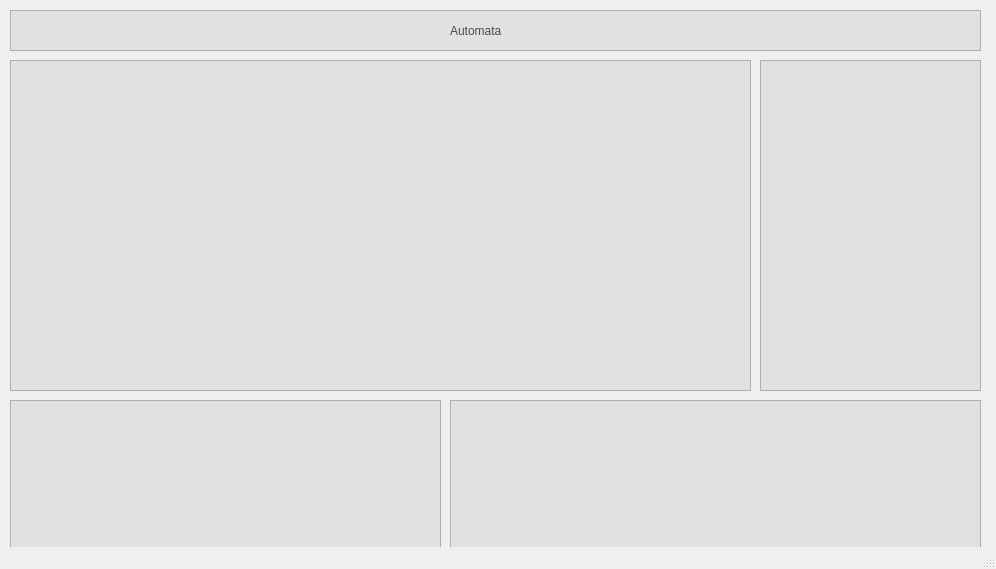
This is UI_qt.ui in mcamilamp/Finite-Automata as Qt 5 draws it before an edit. The edited form follows.
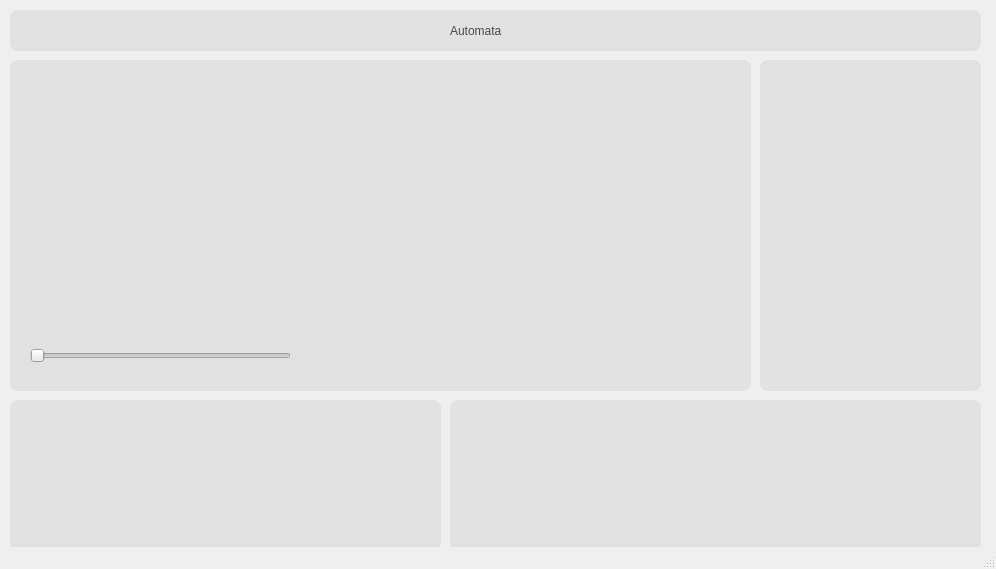
This is the edited form. Icons and pictures are not drawn.

Patch:
```diff
--- a/UI_qt.ui
+++ b/UI_qt.ui
@@ -24,7 +24,8 @@
      </rect>
     </property>
     <property name="styleSheet">
-     <string notr="true">background-color: rgb(225, 225, 225);</string>
+     <string notr="true">background-color: rgb(225, 225, 225);
+border-radius:8px;</string>
     </property>
     <property name="frameShape">
      <enum>QFrame::StyledPanel</enum>
@@ -68,7 +69,8 @@
      </rect>
     </property>
     <property name="styleSheet">
-     <string notr="true">background-color: rgb(225, 225, 225);</string>
+     <string notr="true">background-color: rgb(225, 225, 225);
+border-radius:8px;</string>
     </property>
     <property name="frameShape">
      <enum>QFrame::StyledPanel</enum>
@@ -76,6 +78,19 @@
     <property name="frameShadow">
      <enum>QFrame::Raised</enum>
     </property>
+    <widget class="QSlider" name="horizontalSlider">
+     <property name="geometry">
+      <rect>
+       <x>20</x>
+       <y>280</y>
+       <width>261</width>
+       <height>31</height>
+      </rect>
+     </property>
+     <property name="orientation">
+      <enum>Qt::Horizontal</enum>
+     </property>
+    </widget>
    </widget>
    <widget class="QFrame" name="frame_options">
     <property name="geometry">
@@ -87,7 +102,8 @@
      </rect>
     </property>
     <property name="styleSheet">
-     <string notr="true">background-color: rgb(225, 225, 225);</string>
+     <string notr="true">background-color: rgb(225, 225, 225);
+border-radius:8px;</string>
     </property>
     <property name="frameShape">
      <enum>QFrame::StyledPanel</enum>
@@ -106,7 +122,8 @@
      </rect>
     </property>
     <property name="styleSheet">
-     <string notr="true">background-color: rgb(225, 225, 225);</string>
+     <string notr="true">background-color: rgb(225, 225, 225);
+border-radius:8px;</string>
     </property>
     <property name="frameShape">
      <enum>QFrame::StyledPanel</enum>
@@ -125,7 +142,8 @@
      </rect>
     </property>
     <property name="styleSheet">
-     <string notr="true">background-color: rgb(225, 225, 225);</string>
+     <string notr="true">background-color: rgb(225, 225, 225);
+border-radius:8px;</string>
     </property>
     <property name="frameShape">
      <enum>QFrame::StyledPanel</enum>
```
Left out of the diff: 79 changed lines with no effect on the pictures.
